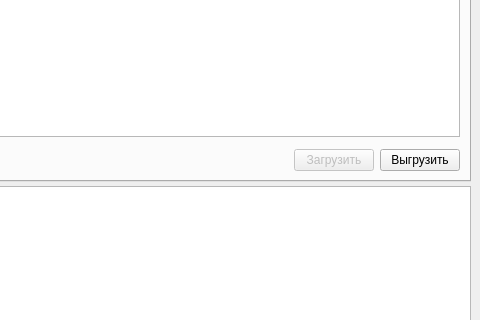
Above: mainwindow.ui from knvmbox/file-uploader before the change; both pictures show x 845 to 1325 and y 321 to 641 of the 1325 by 850 pixel window. Below: the same form after it.
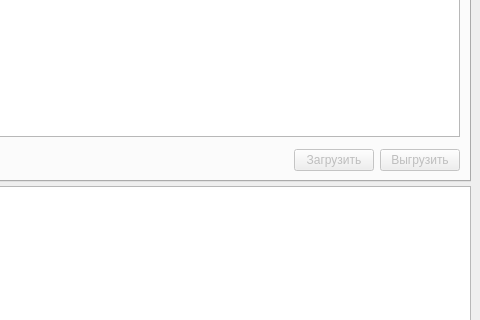
That is the form after the change. Custom widgets are drawn as their Qt base class.

```diff
--- a/mainwindow.ui
+++ b/mainwindow.ui
@@ -72,6 +72,9 @@
            </item>
            <item>
             <widget class="QPushButton" name="uploadBtn">
+             <property name="enabled">
+              <bool>false</bool>
+             </property>
              <property name="text">
               <string>Выгрузить</string>
              </property>
```
